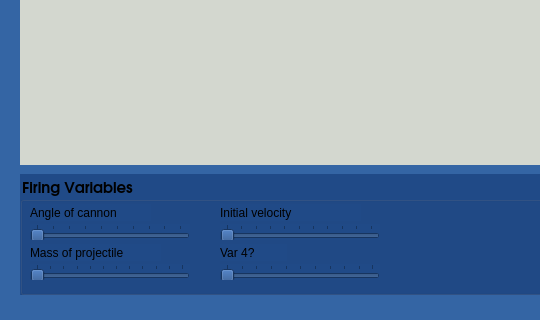
ChristopherDHanson/CannonBlaster, file EducationalApp/demowindow.ui: the form before one commit; both pictures show x 0 to 540 and y 252 to 572 of the 734 by 572 pixel window.
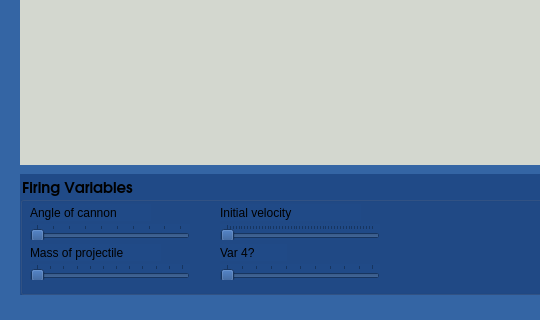
The form after the commit. Custom widgets are drawn as their Qt base class.

```diff
--- a/EducationalApp/demowindow.ui
+++ b/EducationalApp/demowindow.ui
@@ -151,7 +151,7 @@
       </rect>
      </property>
      <property name="maximum">
-      <number>101</number>
+      <number>501</number>
      </property>
      <property name="orientation">
       <enum>Qt::Horizontal</enum>
```
